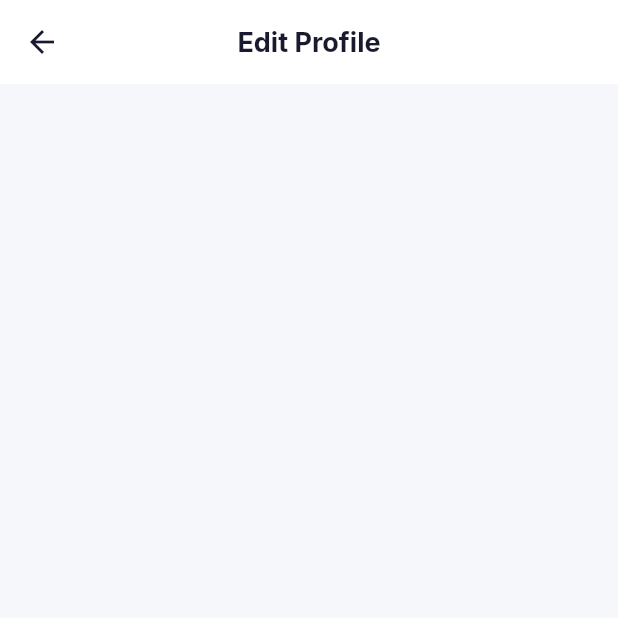
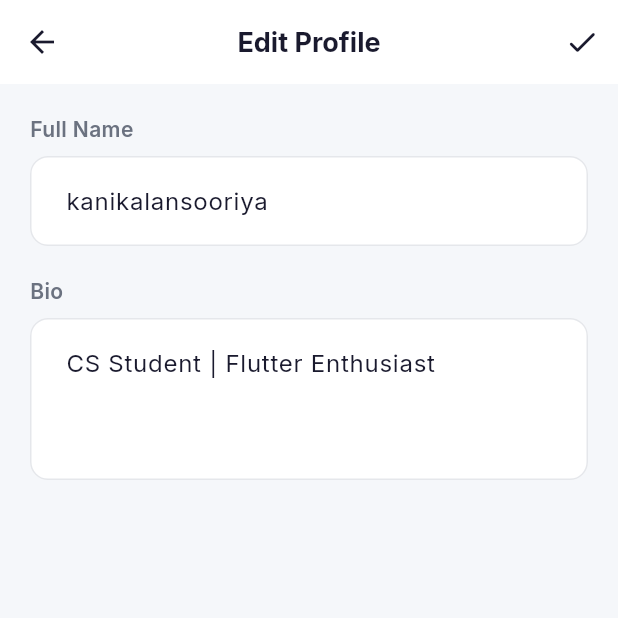
Before and after one commit to umayanganasheril/NextStep-Flutter, a Flutter app: the ProfileEditScreen screen opened directly, on a phone screen of 412 x 824 dp, the top half of it. Run offline on Flutter 3.47's test engine with Material 3 defaults, Android fonts, the phone set to English and light mode, and no system bars; our stand-ins replace cached_network_image, cloud_firestore, file_picker, firebase_auth, firebase_core, flutter_dotenv and 5 more; missing offline and left inert: syncfusion_flutter_pdf; accounts and stored records are empty.

Commit message:
feat(profile): implement profile update logic, validation, and status indicators

```diff
--- a/lib/screens/profile/profile_edit_screen.dart
+++ b/lib/screens/profile/profile_edit_screen.dart
@@ -10,8 +10,10 @@ class ProfileEditScreen extends StatefulWidget {
 }
 
 class _ProfileEditScreenState extends State<ProfileEditScreen> {
+  final _formKey = GlobalKey<FormState>();
   late TextEditingController _nameController;
   late TextEditingController _bioController;
+  bool _isSaving = false;
 
   @override
   void initState() {
@@ -27,6 +29,19 @@ class _ProfileEditScreenState extends State<ProfileEditScreen> {
     super.dispose();
   }
 
+  Future<void> _saveProfile() async {
+    if (!_formKey.currentState!.validate()) return;
+
+    setState(() => _isSaving = true);
+    await Future.delayed(const Duration(seconds: 1));
+    if (mounted) {
+      setState(() => _isSaving = false);
+      ScaffoldMessenger.of(context).showSnackBar(
+        const SnackBar(content: Text('Profile updated successfully')),
+      );
+    }
+  }
+
   @override
   Widget build(BuildContext context) {
     return Scaffold(
@@ -36,18 +51,53 @@ class _ProfileEditScreenState extends State<ProfileEditScreen> {
           'Edit Profile',
           style: GoogleFonts.inter(fontWeight: FontWeight.w700),
         ),
+        actions: [
+          if (_isSaving)
+            const Center(child: Padding(padding: EdgeInsets.all(16), child: SizedBox(width: 20, height: 20, child: CircularProgressIndicator(strokeWidth: 2))))
+          else
+            IconButton(onPressed: _saveProfile, icon: const Icon(Icons.check_rounded)),
+        ],
         centerTitle: true,
         backgroundColor: Colors.white,
         elevation: 0,
         foregroundColor: AppTheme.textPrimary,
       ),
-      body: const SingleChildScrollView(
+      body: SingleChildScrollView(
         child: Padding(
-          padding: EdgeInsets.all(20.0),
-          child: Column(
-            children: [
-              // Scaffold for editing features
-            ],
+          padding: const EdgeInsets.all(20.0),
+          child: Form(
+            key: _formKey,
+            child: Column(
+              crossAxisAlignment: CrossAxisAlignment.start,
+              children: [
+                Text('Full Name', style: GoogleFonts.inter(fontWeight: FontWeight.w600, fontSize: 14)),
+                const SizedBox(height: 8),
+                TextFormField(
+                  controller: _nameController,
+                  decoration: InputDecoration(
+                    hintText: 'Enter your name',
+                    border: OutlineInputBorder(borderRadius: BorderRadius.circular(12)),
+                    filled: true,
+                    fillColor: Colors.white,
+                  ),
+                  validator: (val) => val == null || val.isEmpty ? 'Please enter your name' : null,
+                ),
+                const SizedBox(height: 20),
+                Text('Bio', style: GoogleFonts.inter(fontWeight: FontWeight.w600, fontSize: 14)),
+                const SizedBox(height: 8),
+                TextFormField(
+                  controller: _bioController,
+                  maxLines: 3,
+                  decoration: InputDecoration(
+                    hintText: 'Tell us about yourself',
+                    border: OutlineInputBorder(borderRadius: BorderRadius.circular(12)),
+                    filled: true,
+                    fillColor: Colors.white,
+                  ),
+                  validator: (val) => val != null && val.length > 100 ? 'Bio is too long' : null,
+                ),
+              ],
+            ),
           ),
         ),
       ),
```
